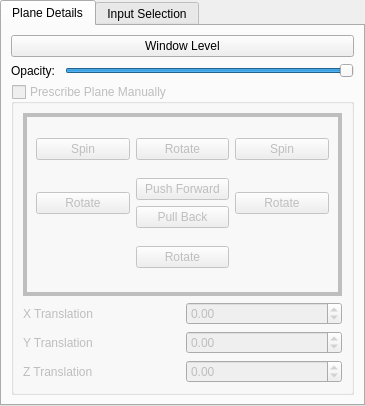
First picture: the form in rtUI/slice2DOptions.ui, repository pengwg/vurtigo, before the edit.
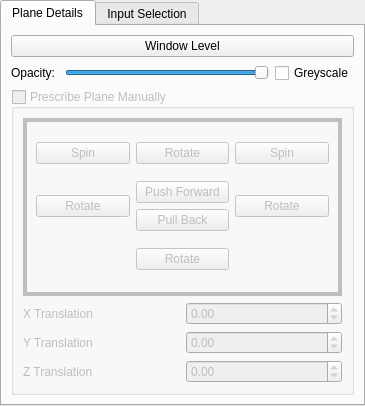
Second picture: the form after the edit.

Commit message:
Added a greyscale option for color 2D slices
Analysis:

Color images used in 2D slices (RT or otherwise) could not be window/leveled.
Some RT images were being sent in RGB (although they appeared to be greyscale)

Resolution:

Added a checkbox to convert a color 2D slice to greyscale, which can then be
window/leveled.
Toggling the checkbox again, will use the original color image (with no window/level
applied)

BugID: 798
Reviewed by:

The edit to the form file:
```diff
--- a/rtUI/slice2DOptions.ui
+++ b/rtUI/slice2DOptions.ui
@@ -65,6 +65,13 @@
            </property>
           </widget>
          </item>
+         <item>
+          <widget class="QCheckBox" name="greyBox">
+           <property name="text">
+            <string>Greyscale</string>
+           </property>
+          </widget>
+         </item>
         </layout>
        </item>
        <item>
```
Left out of the diff: 126 changed lines with no effect on the pictures. The commit also changes 6 other files.
